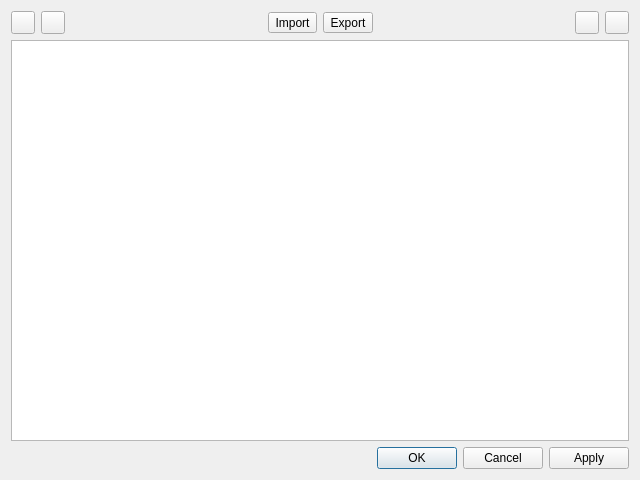
Before: the Qt Designer form src/ui/include/predefinedfiltersdialog.ui in 64x-lunicorn/LogSquirl, drawn with Qt 5.
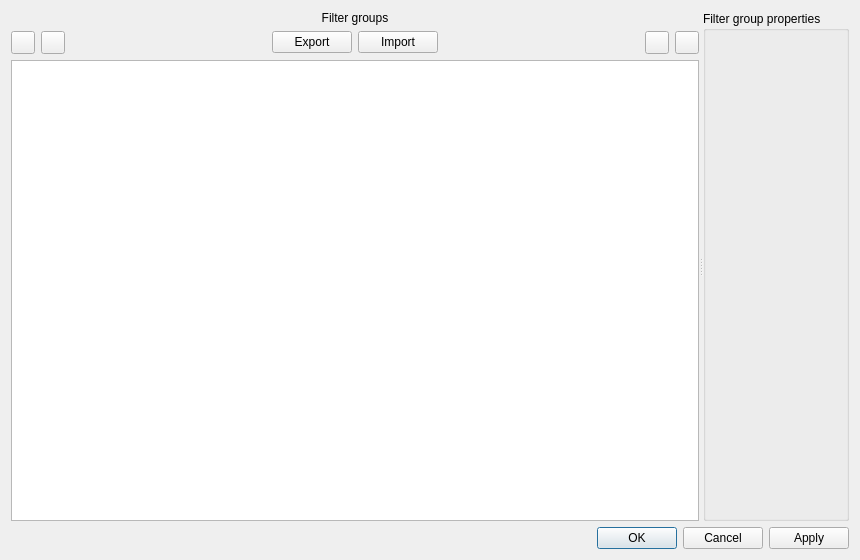
After: the same form once the commit is applied. Icons and pictures are not drawn.

Commit message: Feat/filter groups 21 (#22)

```diff
--- a/src/ui/include/predefinedfiltersdialog.ui
+++ b/src/ui/include/predefinedfiltersdialog.ui
@@ -6,24 +6,47 @@
    <rect>
     <x>0</x>
     <y>0</y>
-    <width>640</width>
-    <height>480</height>
+    <width>860</width>
+    <height>560</height>
    </rect>
   </property>
   <property name="windowTitle">
    <string>Predefined Filters</string>
   </property>
-  <layout class="QVBoxLayout" name="verticalLayout_2" stretch="0,0,0">
-   <property name="sizeConstraint">
-    <enum>QLayout::SetDefaultConstraint</enum>
-   </property>
+  <layout class="QVBoxLayout" name="mainLayout">
+   <item>
+    <widget class="QSplitter" name="splitter">
+     <property name="sizePolicy">
+      <sizepolicy hsizetype="Expanding" vsizetype="Expanding">
+       <horstretch>0</horstretch>
+       <verstretch>0</verstretch>
+      </sizepolicy>
+     </property>
+     <property name="orientation">
+      <enum>Qt::Horizontal</enum>
+     </property>
+     <property name="childrenCollapsible">
+      <bool>false</bool>
+     </property>
+     <widget class="QWidget" name="leftPanel">
+      <layout class="QVBoxLayout" name="leftLayout">
    <item>
-    <layout class="QHBoxLayout" name="horizontalLayout_5">
-     <property name="bottomMargin">
-      <number>0</number>
-     </property>
+        <widget class="QLabel" name="setsLabel">
+         <property name="text">
+          <string>Filter groups</string>
+         </property>
+         <property name="alignment">
+          <set>Qt::AlignCenter</set>
+         </property>
+        </widget>
+       </item>
      <item>
-      <widget class="QToolButton" name="addFilterButton">
+        <layout class="QHBoxLayout" name="setButtonsLayout">
+         <property name="spacing">
+          <number>6</number>
+         </property>
+         <item>
+          <widget class="QToolButton" name="addSetButton">
        <property name="toolTip">
         <string>New Filter</string>
        </property>
@@ -37,7 +60,7 @@
       </widget>
      </item>
      <item>
-      <widget class="QToolButton" name="removeFilterButton">
+          <widget class="QToolButton" name="removeSetButton">
        <property name="toolTip">
         <string>Remove Filter</string>
        </property>
@@ -51,7 +74,7 @@
       </widget>
      </item>
      <item>
-      <spacer name="horizontalSpacer">
+          <spacer name="setButtonsSpacer1">
        <property name="orientation">
         <enum>Qt::Horizontal</enum>
        </property>
@@ -64,27 +87,21 @@
       </spacer>
      </item>
      <item>
-      <widget class="QToolButton" name="importFilterButton">
-       <property name="toolTip">
-        <string>Import Filters</string>
-       </property>
-       <property name="text">
-        <string>Import</string>
-       </property>
-      </widget>
-     </item>
-     <item>
-      <widget class="QToolButton" name="exportFilterButton">
-       <property name="toolTip">
-        <string>Export Filters</string>
-       </property>
+          <widget class="QPushButton" name="exportButton">
        <property name="text">
         <string>Export</string>
        </property>
       </widget>
      </item>
      <item>
-      <spacer name="horizontalSpacer_2">
+          <widget class="QPushButton" name="importButton">
+           <property name="text">
+            <string>Import</string>
+           </property>
+          </widget>
+         </item>
+         <item>
+          <spacer name="setButtonsSpacer2">
        <property name="orientation">
         <enum>Qt::Horizontal</enum>
        </property>
@@ -97,7 +114,10 @@
       </spacer>
      </item>
      <item>
-      <widget class="QToolButton" name="upButton">
+          <widget class="QToolButton" name="upSetButton">
+           <property name="toolTip">
+            <string>Move Group Up</string>
+           </property>
        <property name="text">
         <string/>
        </property>
@@ -108,7 +128,10 @@
       </widget>
      </item>
      <item>
-      <widget class="QToolButton" name="downButton">
+          <widget class="QToolButton" name="downSetButton">
+           <property name="toolTip">
+            <string>Move Group Down</string>
+           </property>
        <property name="text">
         <string/>
        </property>
@@ -121,7 +144,28 @@
     </layout>
    </item>
    <item>
-    <widget class="QTableWidget" name="filtersTableWidget"/>
+        <widget class="QListWidget" name="setListWidget">
+         <property name="sizePolicy">
+          <sizepolicy hsizetype="MinimumExpanding" vsizetype="Expanding">
+           <horstretch>0</horstretch>
+           <verstretch>0</verstretch>
+          </sizepolicy>
+         </property>
+        </widget>
+       </item>
+      </layout>
+     </widget>
+     <widget class="QGroupBox" name="editGroupBox">
+      <property name="title">
+       <string>Filter group properties</string>
+      </property>
+      <layout class="QVBoxLayout" name="editLayout">
+       <item>
+        <layout class="QVBoxLayout" name="filterSetEditLayout"/>
+       </item>
+      </layout>
+     </widget>
+    </widget>
    </item>
    <item>
     <widget class="QDialogButtonBox" name="buttonBox">
```
Left out of the diff: 5 changed lines with no effect on the pictures. Lines whose indentation alone changed are shown as unchanged. The commit also changes 23 other files.
